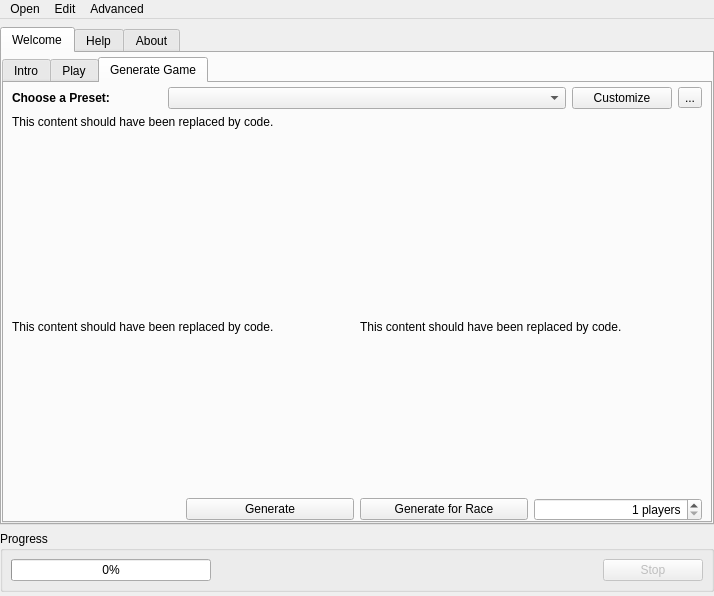
Before: the Qt Designer form randovania/gui/ui_files/main_window.ui in randovania/randovania, drawn with Qt 5.
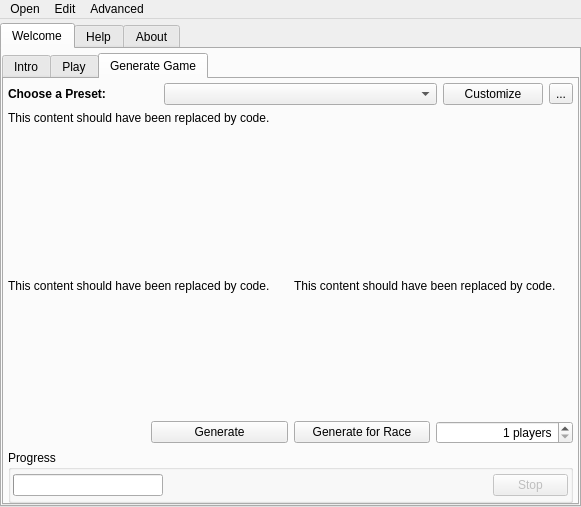
After: the same form once the commit is applied. The open tabs and pages were chosen to show the change. Icons and pictures are not drawn.

What changed in the file:
```diff
--- a/randovania/gui/ui_files/main_window.ui
+++ b/randovania/gui/ui_files/main_window.ui
@@ -6,8 +6,8 @@
    <rect>
     <x>0</x>
     <y>0</y>
-    <width>714</width>
-    <height>596</height>
+    <width>581</width>
+    <height>507</height>
    </rect>
   </property>
   <property name="maximumSize">
@@ -31,13 +31,13 @@
      <number>0</number>
     </property>
     <property name="topMargin">
-     <number>8</number>
+     <number>4</number>
     </property>
     <property name="rightMargin">
      <number>0</number>
     </property>
     <property name="bottomMargin">
-     <number>4</number>
+     <number>0</number>
     </property>
     <item>
      <widget class="QTabWidget" name="main_tab_widget">
@@ -184,7 +184,7 @@
            </attribute>
            <layout class="QVBoxLayout" name="play_layout">
             <property name="leftMargin">
-             <number>8</number>
+             <number>4</number>
             </property>
             <property name="topMargin">
              <number>0</number>
@@ -336,30 +336,82 @@
            </attribute>
            <layout class="QGridLayout" name="create_layout">
             <property name="leftMargin">
-             <number>8</number>
+             <number>4</number>
             </property>
             <property name="topMargin">
              <number>4</number>
             </property>
             <property name="rightMargin">
-             <number>8</number>
+             <number>4</number>
             </property>
             <property name="bottomMargin">
              <number>0</number>
             </property>
-            <item row="3" column="0" colspan="4">
-             <spacer name="create_vertical_spacer_1">
+            <item row="7" column="2">
+             <widget class="QPushButton" name="create_generate_race_button">
+              <property name="text">
+               <string>Generate for Race</string>
+              </property>
+             </widget>
+            </item>
+            <item row="6" column="0" colspan="4">
+             <spacer name="create_vertical_spacer_2">
               <property name="orientation">
                <enum>Qt::Vertical</enum>
               </property>
               <property name="sizeHint" stdset="0">
                <size>
                 <width>20</width>
-                <height>15</height>
+                <height>40</height>
                </size>
               </property>
              </spacer>
             </item>
+            <item row="4" column="2" colspan="2">
+             <widget class="QLabel" name="create_describe_right_label">
+              <property name="text">
+               <string>&lt;html&gt;&lt;head/&gt;&lt;body&gt;&lt;p&gt;This content should have been replaced by code.&lt;/p&gt;&lt;/body&gt;&lt;/html&gt;</string>
+              </property>
+              <property name="alignment">
+               <set>Qt::AlignLeading|Qt::AlignLeft|Qt::AlignTop</set>
+              </property>
+              <property name="wordWrap">
+               <bool>true</bool>
+              </property>
+             </widget>
+            </item>
+            <item row="2" column="0" colspan="4">
+             <widget class="QLabel" name="create_preset_description">
+              <property name="minimumSize">
+               <size>
+                <width>0</width>
+                <height>40</height>
+               </size>
+              </property>
+              <property name="text">
+               <string>&lt;html&gt;&lt;head/&gt;&lt;body&gt;&lt;p&gt;This content should have been replaced by code.&lt;/p&gt;&lt;/body&gt;&lt;/html&gt;</string>
+              </property>
+              <property name="alignment">
+               <set>Qt::AlignLeading|Qt::AlignLeft|Qt::AlignTop</set>
+              </property>
+              <property name="wordWrap">
+               <bool>true</bool>
+              </property>
+             </widget>
+            </item>
+            <item row="4" column="0" colspan="2">
+             <widget class="QLabel" name="create_describe_left_label">
+              <property name="text">
+               <string>&lt;html&gt;&lt;head/&gt;&lt;body&gt;&lt;p&gt;This content should have been replaced by code.&lt;/p&gt;&lt;/body&gt;&lt;/html&gt;</string>
+              </property>
+              <property name="alignment">
+               <set>Qt::AlignLeading|Qt::AlignLeft|Qt::AlignTop</set>
+              </property>
+              <property name="wordWrap">
+               <bool>true</bool>
+              </property>
+             </widget>
+            </item>
             <item row="1" column="0" colspan="4">
              <layout class="QHBoxLayout" name="create_seed_first_row_layout">
               <item>
@@ -403,45 +455,19 @@
               </item>
              </layout>
             </item>
-            <item row="7" column="2">
-             <widget class="QPushButton" name="create_generate_race_button">
-              <property name="text">
-               <string>Generate for Race</string>
-              </property>
-             </widget>
-            </item>
-            <item row="6" column="0" colspan="4">
-             <spacer name="create_vertical_spacer_2">
+            <item row="3" column="0" colspan="4">
+             <spacer name="create_vertical_spacer_1">
               <property name="orientation">
                <enum>Qt::Vertical</enum>
               </property>
               <property name="sizeHint" stdset="0">
                <size>
                 <width>20</width>
-                <height>40</height>
+                <height>15</height>
                </size>
               </property>
              </spacer>
             </item>
-            <item row="2" column="0" colspan="4">
-             <widget class="QLabel" name="create_preset_description">
-              <property name="minimumSize">
-               <size>
-                <width>0</width>
-                <height>40</height>
-               </size>
-              </property>
-              <property name="text">
-               <string>&lt;html&gt;&lt;head/&gt;&lt;body&gt;&lt;p&gt;This content should have been replaced by code.&lt;/p&gt;&lt;/body&gt;&lt;/html&gt;</string>
-              </property>
-              <property name="alignment">
-               <set>Qt::AlignLeading|Qt::AlignLeft|Qt::AlignTop</set>
-              </property>
-              <property name="wordWrap">
-               <bool>true</bool>
-              </property>
-             </widget>
-            </item>
             <item row="7" column="1">
              <widget class="QPushButton" name="create_generate_button">
               <property name="text">
@@ -449,32 +475,6 @@
               </property>
              </widget>
             </item>
-            <item row="4" column="2" colspan="2">
-             <widget class="QLabel" name="create_describe_right_label">
-              <property name="text">
-               <string>&lt;html&gt;&lt;head/&gt;&lt;body&gt;&lt;p&gt;This content should have been replaced by code.&lt;/p&gt;&lt;/body&gt;&lt;/html&gt;</string>
-              </property>
-              <property name="alignment">
-               <set>Qt::AlignLeading|Qt::AlignLeft|Qt::AlignTop</set>
-              </property>
-              <property name="wordWrap">
-               <bool>true</bool>
-              </property>
-             </widget>
-            </item>
-            <item row="4" column="0" colspan="2">
-             <widget class="QLabel" name="create_describe_left_label">
-              <property name="text">
-               <string>&lt;html&gt;&lt;head/&gt;&lt;body&gt;&lt;p&gt;This content should have been replaced by code.&lt;/p&gt;&lt;/body&gt;&lt;/html&gt;</string>
-              </property>
-              <property name="alignment">
-               <set>Qt::AlignLeading|Qt::AlignLeft|Qt::AlignTop</set>
-              </property>
-              <property name="wordWrap">
-               <bool>true</bool>
-              </property>
-             </widget>
-            </item>
             <item row="7" column="3">
              <widget class="QSpinBox" name="num_players_spin_box">
               <property name="cursor">
@@ -491,6 +491,104 @@
               </property>
              </widget>
             </item>
+            <item row="8" column="0" colspan="4">
+             <widget class="QGroupBox" name="progress_box">
+              <property name="title">
+               <string>Progress</string>
+              </property>
+              <layout class="QGridLayout" name="progress_box_layout">
+               <property name="leftMargin">
+                <number>2</number>
+               </property>
+               <property name="topMargin">
+                <number>4</number>
+               </property>
+               <property name="rightMargin">
+                <number>2</number>
+               </property>
+               <property name="bottomMargin">
+                <number>4</number>
+               </property>
+               <item row="0" column="3">
+                <widget class="QPushButton" name="stop_background_process_button">
+                 <property name="enabled">
+                  <bool>false</bool>
+                 </property>
+                 <property name="sizePolicy">
+                  <sizepolicy hsizetype="Fixed" vsizetype="Fixed">
+                   <horstretch>0</horstretch>
+                   <verstretch>0</verstretch>
+                  </sizepolicy>
+                 </property>
+                 <property name="maximumSize">
+                  <size>
+                   <width>75</width>
+                   <height>16777215</height>
+                  </size>
+                 </property>
+                 <property name="text">
+                  <string>Stop</string>
+                 </property>
+                 <property name="checkable">
+                  <bool>false</bool>
+                 </property>
+                 <property name="flat">
+                  <bool>false</bool>
+                 </property>
+                </widget>
+               </item>
+               <item row="0" column="2">
+                <widget class="QLabel" name="progress_label">
+                 <property name="sizePolicy">
+                  <sizepolicy hsizetype="Expanding" vsizetype="Preferred">
+                   <horstretch>0</horstretch>
+                   <verstretch>0</verstretch>
+                  </sizepolicy>
+                 </property>
+                 <property name="font">
+                  <font>
+                   <pointsize>7</pointsize>
+                  </font>
+                 </property>
+                 <property name="text">
+                  <string/>
+                 </property>
+                 <property name="alignment">
+                  <set>Qt::AlignLeading|Qt::AlignLeft|Qt::AlignVCenter</set>
+                 </property>
+                 <property name="wordWrap">
+                  <bool>true</bool>
+                 </property>
+                </widget>
+               </item>
+               <item row="0" column="0" colspan="2">
+                <widget class="QProgressBar" name="progress_bar">
+                 <property name="minimumSize">
+                  <size>
+                   <width>150</width>
+                   <height>0</height>
+                  </size>
+                 </property>
+                 <property name="maximumSize">
+                  <size>
+                   <width>150</width>
+                   <height>16777215</height>
+                  </size>
+                 </property>
+                 <property name="value">
+                  <number>0</number>
+                 </property>
+                 <property name="textVisible">
+                  <bool>false</bool>
+                 </property>
+                 <property name="invertedAppearance">
+                  <bool>false</bool>
+                 </property>
+                </widget>
+               </item>
+              </layout>
+             </widget>
+            </item>
            </layout>
           </widget>
          </widget>
@@ -546,8 +644,8 @@
                 <rect>
                  <x>0</x>
                  <y>0</y>
-                 <width>690</width>
-                 <height>620</height>
+                 <width>557</width>
+                 <height>648</height>
                 </rect>
                </property>
                <layout class="QGridLayout" name="gridLayout_7">
@@ -786,96 +884,6 @@
       </widget>
      </widget>
     </item>
-    <item>
-     <widget class="QGroupBox" name="progress_box">
-      <property name="title">
-       <string>Progress</string>
-      </property>
-      <layout class="QGridLayout" name="progress_box_layout">
-       <property name="leftMargin">
-        <number>8</number>
-       </property>
-       <property name="topMargin">
-        <number>8</number>
-       </property>
-       <property name="rightMargin">
-        <number>8</number>
-       </property>
-       <property name="bottomMargin">
-        <number>8</number>
-       </property>
-       <item row="0" column="3">
-        <widget class="QPushButton" name="stop_background_process_button">
-         <property name="enabled">
-          <bool>false</bool>
-         </property>
-         <property name="minimumSize">
-          <size>
-           <width>100</width>
-           <height>0</height>
-          </size>
-         </property>
-         <property name="maximumSize">
-          <size>
-           <width>100</width>
-           <height>16777215</height>
-          </size>
-         </property>
-         <property name="text">
-          <string>Stop</string>
-         </property>
-         <property name="checkable">
-          <bool>false</bool>
-         </property>
-         <property name="flat">
-          <bool>false</bool>
-         </property>
-        </widget>
-       </item>
-       <item row="0" column="2">
-        <widget class="QLabel" name="progress_label">
-         <property name="sizePolicy">
-          <sizepolicy hsizetype="Expanding" vsizetype="Preferred">
-           <horstretch>0</horstretch>
-           <verstretch>0</verstretch>
-          </sizepolicy>
-         </property>
-         <property name="text">
-          <string/>
-         </property>
-         <property name="alignment">
-          <set>Qt::AlignLeading|Qt::AlignLeft|Qt::AlignVCenter</set>
-         </property>
-         <property name="wordWrap">
-          <bool>true</bool>
-         </property>
-        </widget>
-       </item>
-       <item row="0" column="0" colspan="2">
-        <widget class="QProgressBar" name="progress_bar">
-         <property name="minimumSize">
-          <size>
-           <width>200</width>
-           <height>0</height>
-          </size>
-         </property>
-         <property name="maximumSize">
-          <size>
-           <width>250</width>
-           <height>16777215</height>
-          </size>
-         </property>
-         <property name="value">
-          <number>0</number>
-         </property>
-         <property name="invertedAppearance">
-          <bool>false</bool>
-         </property>
-        </widget>
-       </item>
-      </layout>
-     </widget>
-    </item>
    </layout>
   </widget>
   <widget class="QMenuBar" name="menu_bar">
@@ -883,7 +891,7 @@
     <rect>
      <x>0</x>
      <y>0</y>
-     <width>714</width>
+     <width>581</width>
      <height>21</height>
     </rect>
    </property>
```
